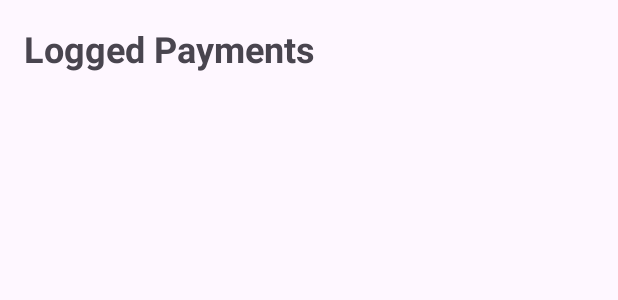
After one commit to Infinitewumbo/A1_Patrick_Millares, an Android app: the layout activity_details.xml on its own in the app's theme, with its tools: preview values and no code run, on a phone screen of 412 x 824 dp. The commit adds this screen. Shown: the top 300 px of the screen. Run offline under Robolectric (Android 15) with nearby library versions, the phone set to English and light mode, and no system bars.

Commit message:
DetailsActivity xml

```diff
--- a/app/src/main/java/com/example/comp3074_assignment1/DetailsActivity.java
+++ b/app/src/main/java/com/example/comp3074_assignment1/DetailsActivity.java
@@ -2,11 +2,13 @@ package com.example.comp3074_assignment1;
 
 
 import android.os.Bundle;
+import android.widget.ListView;
 
 import androidx.appcompat.app.AppCompatActivity;
 
 public class DetailsActivity extends AppCompatActivity {
 
-    @Override
-    protected void onCreate(Bundle savedInstanceState) {{
+    private ListView listView;
+
+
 }
--- /dev/null
+++ b/app/src/main/res/layout/activity_details.xml
@@ -0,0 +1,35 @@
+<?xml version="1.0" encoding="utf-8"?>
+<androidx.constraintlayout.widget.ConstraintLayout xmlns:android="http://schemas.android.com/apk/res/android"
+    xmlns:tools="http://schemas.android.com/tools"
+    xmlns:app="http://schemas.android.com/apk/res-auto"
+    android:layout_width="match_parent"
+    android:layout_height="match_parent"
+    android:padding="16dp"
+    tools:context=".DetailsActivity">
+
+    <!-- Title constrained to the top -->
+    <TextView
+        android:id="@+id/text_title_detail"
+        android:layout_width="0dp"
+        android:layout_height="wrap_content"
+        android:text="Logged Payments"
+        android:textSize="24sp"
+        android:textStyle="bold"
+        app:layout_constraintTop_toTopOf="parent"
+        app:layout_constraintStart_toStartOf="parent"
+        app:layout_constraintEnd_toEndOf="parent"/>
+
+    <!-- ListView constrained below the title, expanding to fill remaining space -->
+    <ListView
+        android:id="@+id/list_payments"
+        android:layout_width="0dp"
+        android:layout_height="0dp"
+        android:layout_marginTop="16dp"
+        android:divider="@android:color/darker_gray"
+        android:dividerHeight="1dp"
+        app:layout_constraintTop_toBottomOf="@id/text_title_detail"
+        app:layout_constraintBottom_toBottomOf="parent"
+        app:layout_constraintStart_toStartOf="parent"
+        app:layout_constraintEnd_toEndOf="parent"/>
+
+</androidx.constraintlayout.widget.ConstraintLayout>
```
